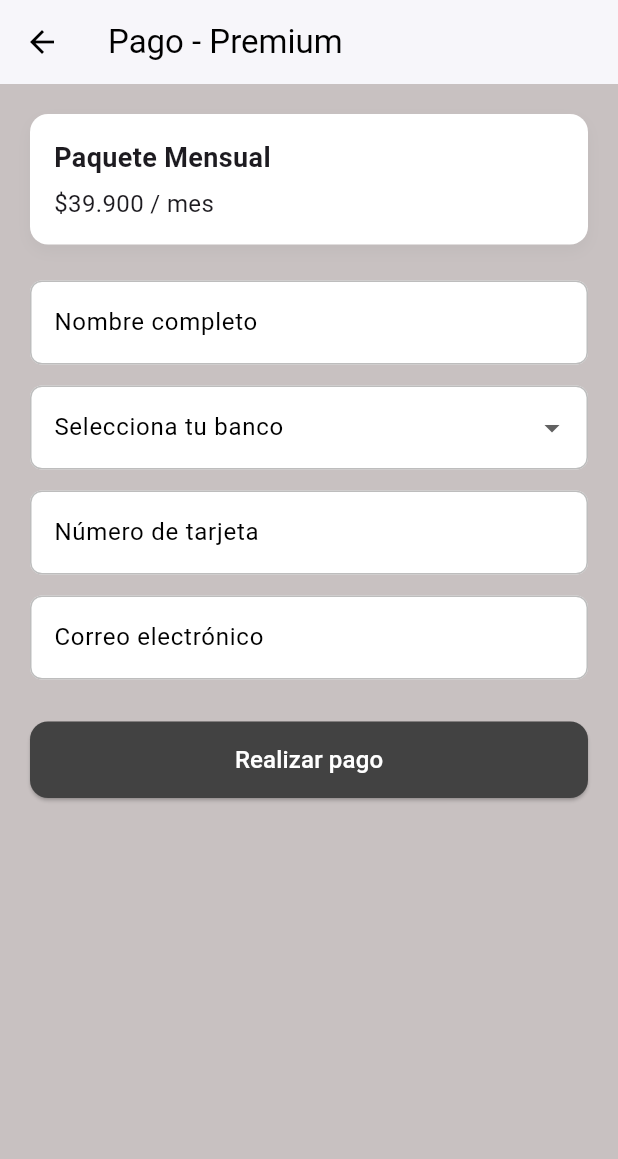
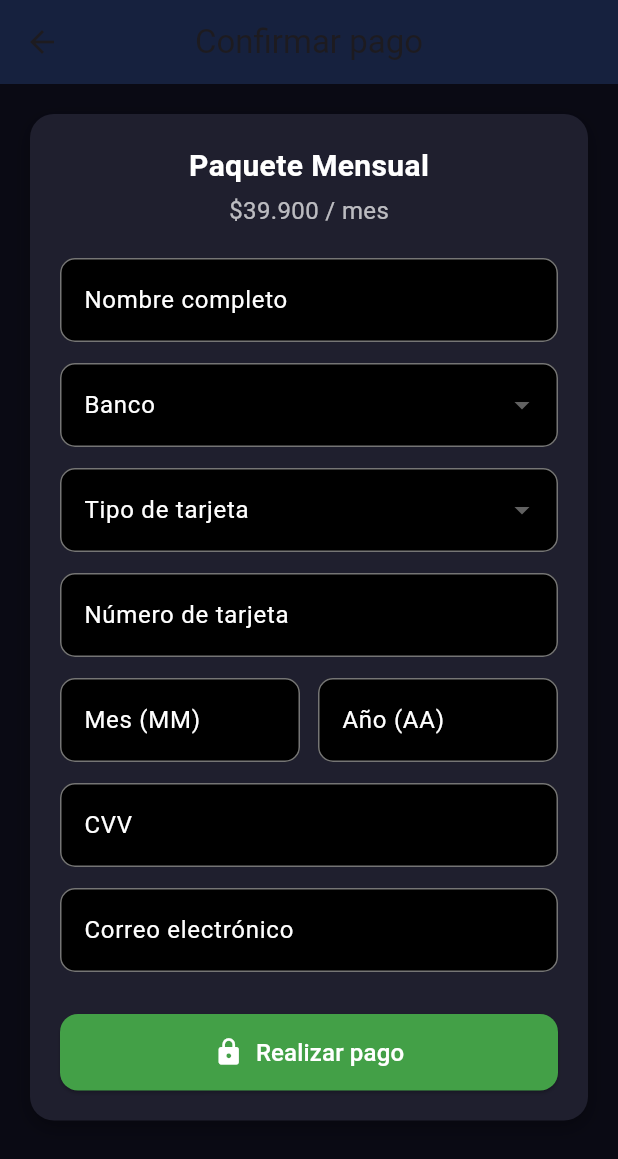
Before and after one commit to JJuvinao/exa_gammer_movil, a Flutter app: the PagosPremiumView screen opened directly, on a phone screen of 412 x 824 dp. Shown: the top 1159 px of the screen. Run offline on Flutter 3.47's test engine with Material 3 defaults, Android fonts, the phone set to English and light mode, and no system bars; our stand-ins replace auto_size_text, get, get_storage; accounts and stored records are empty.

Commit message:
Usando mi versión del stash

```diff
--- a/lib/ui/home/vista/perfil/Pago_premium.dart
+++ b/lib/ui/home/vista/perfil/Pago_premium.dart
@@ -1,5 +1,7 @@
 import 'package:flutter/material.dart';
 import 'package:get/get.dart';
+import 'package:exa_gammer_movil/controllers/user_controller.dart';
+import 'package:exa_gammer_movil/models/user_model.dart';
 
 class PagosPremiumView extends StatefulWidget {
   final String plan;
@@ -13,10 +15,12 @@ class PagosPremiumView extends StatefulWidget {
 
 class _PagosPremiumViewState extends State<PagosPremiumView> {
   final _formKey = GlobalKey<FormState>();
-
   final TextEditingController _buyerNameController = TextEditingController();
   final TextEditingController _buyerEmailController = TextEditingController();
   final TextEditingController _cardNumberController = TextEditingController();
+  final TextEditingController _cvvController = TextEditingController();
+  final TextEditingController _expMonthController = TextEditingController();
+  final TextEditingController _expYearController = TextEditingController();
 
   final List<String> _bancos = [
     'Bancolombia',
@@ -25,8 +29,14 @@ class _PagosPremiumViewState extends State<PagosPremiumView> {
     'BBVA',
     'Banco Agrario',
   ];
+
+  final List<String> _tiposTarjeta = [
+    'Débito',
+    'Crédito',
+  ];
+
   String? _bancoSeleccionado;
-
+  String? _tipoTarjetaSeleccionado;
   bool _isProcessing = false;
 
   @override
@@ -34,80 +44,38 @@ class _PagosPremiumViewState extends State<PagosPremiumView> {
     _buyerNameController.dispose();
     _buyerEmailController.dispose();
     _cardNumberController.dispose();
+    _cvvController.dispose();
+    _expMonthController.dispose();
+    _expYearController.dispose();
     super.dispose();
   }
 
-  void _onRealizarPagoPressed() {
-    if (_buyerNameController.text.trim().isEmpty ||
-        _buyerEmailController.text.trim().isEmpty ||
-        _cardNumberController.text.trim().isEmpty ||
-        (_bancoSeleccionado == null || _bancoSeleccionado!.isEmpty)) {
-      Get.snackbar(
-        'Campos incompletos',
-        'Por favor completa todos los campos obligatorios.',
-        backgroundColor: Colors.red.shade600,
-        colorText: Colors.white,
-        snackPosition: SnackPosition.BOTTOM,
-      );
-      return;
-    }
-
-    showDialog(
+  Future<void> _onRealizarPagoPressed() async {
+    final confirmar = await showDialog<bool>(
       context: context,
-      builder: (context) {
-        return AlertDialog(
-          title: const Text('Confirmar pago'),
-          content: Column(
-            mainAxisSize: MainAxisSize.min,
-            crossAxisAlignment: CrossAxisAlignment.start,
-            children: [
-              Text('Plan: ${widget.plan}'),
-              Text('Precio: ${widget.precio}'),
-              const SizedBox(height: 8),
-              const Text(
-                'Comprador:',
-                style: TextStyle(fontWeight: FontWeight.bold),
-              ),
-              Text(_buyerNameController.text),
-              Text(_buyerEmailController.text),
-              const SizedBox(height: 8),
-              const Text(
-                'Banco:',
-                style: TextStyle(fontWeight: FontWeight.bold),
-              ),
-              Text(_bancoSeleccionado ?? ''),
-              const SizedBox(height: 8),
-              const Text(
-                'Tarjeta:',
-                style: TextStyle(fontWeight: FontWeight.bold),
-              ),
-              Text(_last4(_cardNumberController.text)),
-            ],
+      builder: (_) => AlertDialog(
+        backgroundColor: const Color(0xFF1f1f2e),
+        title: const Text('¿Confirmar pago?', style: TextStyle(color: Colors.white)),
+        content: Text(
+          '¿Deseas activar el plan "${widget.plan}" por ${widget.precio}?',
+          style: const TextStyle(color: Colors.white70),
         ),
         actions: [
           TextButton(
-              onPressed: () => Navigator.of(context).pop(),
-              child: const Text('Cancelar'),
+            onPressed: () => Navigator.pop(context, false),
+            child: const Text('Cancelar', style: TextStyle(color: Colors.cyan)),
           ),
-            ElevatedButton(
-              onPressed: () {
-                Navigator.of(context).pop();
-                _procesarPagoSimulado();
-              },
-              child: const Text('Confirmar'),
+          TextButton(
+            onPressed: () => Navigator.pop(context, true),
+            child: const Text('Confirmar', style: TextStyle(color: Colors.greenAccent)),
           ),
         ],
+      ),
     );
-      },
-    );
+
+    if (confirmar == true) {
+      _procesarPagoSimulado();
     }
-
-  String _last4(String cardNumber) {
-    final digits = cardNumber.replaceAll(RegExp(r'\s+'), '');
-    if (digits.length >= 4) {
-      return '**** **** **** ${digits.substring(digits.length - 4)}';
-    }
-    return cardNumber;
   }
 
   Future<void> _procesarPagoSimulado() async {
@@ -115,178 +83,183 @@ class _PagosPremiumViewState extends State<PagosPremiumView> {
     await Future.delayed(const Duration(milliseconds: 900));
     setState(() => _isProcessing = false);
 
-    await Future.delayed(const Duration(milliseconds: 300));
+    final userController = Get.find<UserController>();
+    final user = userController.getuser;
+
+    final exito = await userController.actualizarPremium(user.id, true);
+
+    if (exito) {
       Get.back();
-
       Future.delayed(const Duration(milliseconds: 400), () {
         Get.snackbar(
-        'Pago exitoso',
-        'El plan "${widget.plan}" ha sido activado. Gracias por tu compra.',
+          '¡Listo!',
+          'Tu cuenta ahora es premium.',
           backgroundColor: Colors.green[600],
           colorText: Colors.white,
           snackPosition: SnackPosition.BOTTOM,
-        duration: const Duration(seconds: 3),
+          duration: const Duration(seconds: 4),
         );
       });
+    } else {
+      Get.snackbar(
+        'Error',
+        'No se pudo activar el plan premium.',
+        backgroundColor: Colors.red[600],
+        colorText: Colors.white,
+      );
+    }
   }
 
   @override
   Widget build(BuildContext context) {
     final cardStyle = OutlineInputBorder(
-      borderRadius: BorderRadius.circular(8),
-      borderSide: BorderSide(color: Colors.grey.shade400),
+      borderRadius: BorderRadius.circular(10),
+      borderSide: BorderSide(color: Colors.grey.shade600),
     );
 
     return Scaffold(
-      backgroundColor: const Color(0xFFC8C1C1),
+      backgroundColor: const Color(0xFF0a0a14),
       appBar: AppBar(
-        title: const Text(
-          'Pago - Premium',
-          style: TextStyle(color: Colors.black),
+        title: const Text('Confirmar pago'),
+        backgroundColor: const Color(0xFF16213e),
+        centerTitle: true,
       ),
-        backgroundColor: Colors.white,
-        elevation: 1,
-        iconTheme: const IconThemeData(color: Colors.black),
-      ),
-      body: SafeArea(
-        child: SingleChildScrollView(
+      body: SingleChildScrollView(
         padding: const EdgeInsets.all(20),
-          child: Form(
-            key: _formKey,
         child: Column(
           children: [
             Container(
-                  width: double.infinity,
-                  padding: const EdgeInsets.all(16),
+              padding: const EdgeInsets.all(20),
               decoration: BoxDecoration(
-                    color: Colors.white,
-                    borderRadius: BorderRadius.circular(12),
+                color: const Color(0xFF1f1f2e),
+                borderRadius: BorderRadius.circular(16),
                 boxShadow: [
                   BoxShadow(
-                        color: Colors.grey.withOpacity(0.2),
-                        blurRadius: 8,
+                    color: Colors.black.withOpacity(0.3),
+                    blurRadius: 10,
                     offset: const Offset(0, 4),
                   ),
                 ],
               ),
+              child: Form(
+                key: _formKey,
                 child: Column(
                   crossAxisAlignment: CrossAxisAlignment.start,
                   children: [
-                      Text(
-                        widget.plan,
+                    Center(
+                      child: Column(
+                        children: [
+                          Text(widget.plan,
                               style: const TextStyle(
-                          fontSize: 18,
+                                  fontSize: 20,
                                   fontWeight: FontWeight.bold,
-                        ),
-                      ),
-                      const SizedBox(height: 6),
-                      Text(widget.precio, style: const TextStyle(fontSize: 16)),
+                                  color: Colors.white)),
+                          const SizedBox(height: 4),
+                          Text(widget.precio,
+                              style: const TextStyle(
+                                  fontSize: 16, color: Colors.white70)),
                         ],
                       ),
                     ),
-                const SizedBox(height: 24),
-
-                TextFormField(
-                  controller: _buyerNameController,
-                  style: const TextStyle(color: Colors.black),
-                  decoration: InputDecoration(
-                    labelText: 'Nombre completo',
-                    labelStyle: const TextStyle(color: Colors.black),
-                    filled: true,
-                    fillColor: Colors.white,
-                    border: cardStyle,
-                    enabledBorder: cardStyle,
-                    focusedBorder: cardStyle.copyWith(
-                      borderSide: const BorderSide(color: Colors.black),
+                    const SizedBox(height: 20),
+                    _buildField('Nombre completo', _buyerNameController, cardStyle),
+                    const SizedBox(height: 14),
+                    _buildDropdown('Banco', _bancos, _bancoSeleccionado, (v) {
+                      setState(() => _bancoSeleccionado = v);
+                    }, cardStyle),
+                    const SizedBox(height: 14),
+                    _buildDropdown('Tipo de tarjeta', _tiposTarjeta, _tipoTarjetaSeleccionado, (v) {
+                      setState(() => _tipoTarjetaSeleccionado = v);
+                    }, cardStyle),
+                    const SizedBox(height: 14),
+                    _buildField('Número de tarjeta', _cardNumberController, cardStyle,
+                        keyboardType: TextInputType.number),
+                    const SizedBox(height: 14),
+                    Row(
+                      children: [
+                        Expanded(
+                          child: _buildField('Mes (MM)', _expMonthController, cardStyle,
+                              keyboardType: TextInputType.number),
+                        ),
+                        const SizedBox(width: 12),
+                        Expanded(
+                          child: _buildField('Año (AA)', _expYearController, cardStyle,
+                              keyboardType: TextInputType.number),
+                        ),
+                      ],
+                    ),
+                    const SizedBox(height: 14),
+                    _buildField('CVV', _cvvController, cardStyle,
+                        keyboardType: TextInputType.number),
+                    const SizedBox(height: 14),
+                    _buildField('Correo electrónico', _buyerEmailController, cardStyle,
+                        keyboardType: TextInputType.emailAddress),
+                    const SizedBox(height: 28),
+                    _isProcessing
+                        ? const Center(child: CircularProgressIndicator(color: Colors.white))
+                        : SizedBox(
+                            width: double.infinity,
+                            child: ElevatedButton.icon(
+                              icon: const Icon(Icons.lock, size: 20),
+                              label: const Text('Realizar pago',
+                                  style: TextStyle(fontSize: 16)),
+                              style: ElevatedButton.styleFrom(
+                                backgroundColor: Colors.green[600],
+                                foregroundColor: Colors.white,
+                                padding: const EdgeInsets.symmetric(vertical: 14),
+                                shape: RoundedRectangleBorder(
+                                    borderRadius: BorderRadius.circular(12)),
+                              ),
+                              onPressed: _onRealizarPagoPressed,
                             ),
                           ),
-                ),
-                const SizedBox(height: 14),
-
-                DropdownButtonFormField<String>(
-                  value: _bancoSeleccionado,
-                  decoration: InputDecoration(
-                    labelText: 'Selecciona tu banco',
-                    labelStyle: const TextStyle(color: Colors.black),
-                    filled: true,
-                    fillColor: Colors.white,
-                    border: cardStyle,
-                    enabledBorder: cardStyle,
-                    focusedBorder: cardStyle.copyWith(
-                      borderSide: const BorderSide(color: Colors.black),
-                    ),
-                  ),
-                  items: _bancos
-                      .map((b) => DropdownMenuItem(value: b, child: Text(b)))
-                      .toList(),
-                  onChanged: (v) => setState(() => _bancoSeleccionado = v),
-                ),
-                const SizedBox(height: 14),
-
-                TextFormField(
-                  controller: _cardNumberController,
-                  keyboardType: TextInputType.number,
-                  style: const TextStyle(color: Colors.black),
-                  decoration: InputDecoration(
-                    labelText: 'Número de tarjeta',
-                    labelStyle: const TextStyle(color: Colors.black),
-                    filled: true,
-                    fillColor: Colors.white,
-                    border: cardStyle,
-                    enabledBorder: cardStyle,
-                    focusedBorder: cardStyle.copyWith(
-                      borderSide: const BorderSide(color: Colors.black),
-                    ),
-                  ),
-                ),
-                const SizedBox(height: 14),
-
-                TextFormField(
-                  controller: _buyerEmailController,
-                  keyboardType: TextInputType.emailAddress,
-                  style: const TextStyle(color: Colors.black),
-                  decoration: InputDecoration(
-                    labelText: 'Correo electrónico',
-                    labelStyle: const TextStyle(color: Colors.black),
-                    filled: true,
-                    fillColor: Colors.white,
-                    border: cardStyle,
-                    enabledBorder: cardStyle,
-                    focusedBorder: cardStyle.copyWith(
-                      borderSide: const BorderSide(color: Colors.black),
-                    ),
-                  ),
-                ),
-                const SizedBox(height: 28),
-
-                _isProcessing
-                    ? const CircularProgressIndicator()
-                    : SizedBox(
-                        width: double.infinity,
-                        child: ElevatedButton(
-                          style: ElevatedButton.styleFrom(
-                            backgroundColor: Colors.grey[800],
-                            foregroundColor: Colors.white,
-                            padding: const EdgeInsets.symmetric(
-                              horizontal: 20,
-                              vertical: 14,
-                            ),
-                            shape: RoundedRectangleBorder(
-                              borderRadius: BorderRadius.circular(12),
-                            ),
-                          ),
-                          onPressed: _onRealizarPagoPressed,
-                          child: const Text(
-                            'Realizar pago',
-                            style: TextStyle(fontSize: 16),
+                  ],
                 ),
               ),
             ),
           ],
         ),
       ),
-        ),
+    );
+  }
+
+  Widget _buildField(String label, TextEditingController controller, OutlineInputBorder style,
+      {TextInputType keyboardType = TextInputType.text}) {
+    return TextFormField(
+      controller: controller,
+      keyboardType: keyboardType,
+      style: const TextStyle(color: Colors.white),
+      decoration: InputDecoration(
+        labelText: label,
+        labelStyle: const TextStyle(color: Colors.white),
+        filled: true,
+        fillColor: Colors.black,
+        border: style,
+        enabledBorder: style,
+        focusedBorder: style.copyWith(borderSide: const BorderSide(color: Colors.white)),
       ),
     );
   }
+
+  Widget _buildDropdown(String label, List<String> items, String? selected, Function(String?) onChanged,
+      OutlineInputBorder style) {
+    return DropdownButtonFormField<String>(
+      value: selected,
+      decoration: InputDecoration(
+        labelText: label,
+        labelStyle: const TextStyle(color: Colors.white),
+        filled: true,
+        fillColor: Colors.black,
+        border: style,
+        enabledBorder: style,
+        focusedBorder: style.copyWith(borderSide: const BorderSide(color: Colors.white)),
+      ),
+      dropdownColor: Colors.black,
+      items: items
+          .map((item) => DropdownMenuItem(
+              value: item, child: Text(item, style: const TextStyle(color: Colors.white))))
+          .toList(),
+      onChanged: onChanged,
+    );
   }
+}
--- a/pubspec.yaml
+++ b/pubspec.yaml
@@ -6,6 +6,8 @@ version: 1.0.0+1
 
 environment:
   sdk: ^3.8.1
+
+
 
 dependencies:
   flutter:
```
Also changed, not shown: lib/controllers/user_controller.dart (+65 -23 lines), lib/models/user_model.dart (+25 -1 lines), lib/ui/home/vista/perfil/profile_view.dart (+121 -97 lines). Lines whose indentation alone changed are shown as unchanged.
